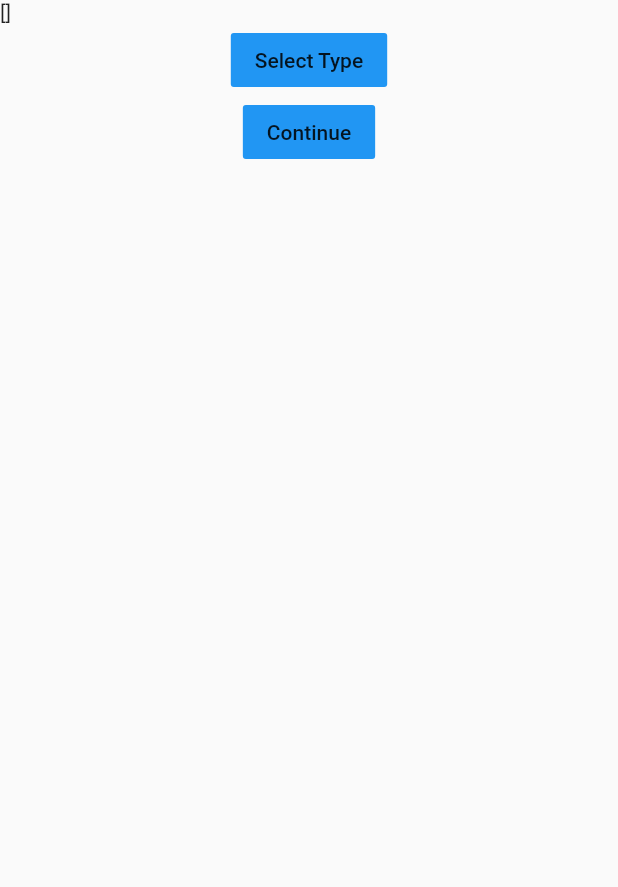
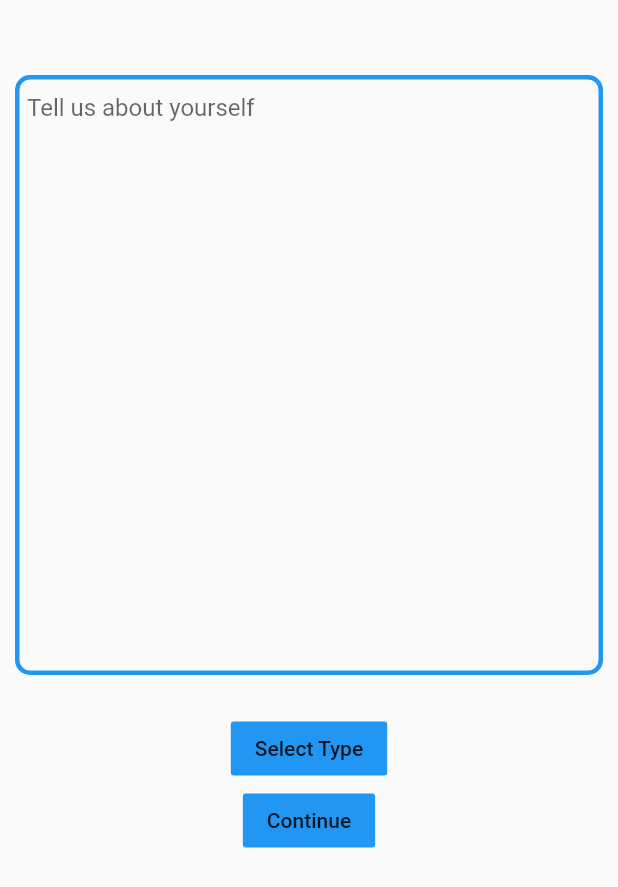
Before and after one commit to YuanSamuel/fitness_marketplace, a Flutter app: the TrainerRegister screen opened directly, on a phone screen of 412 x 824 dp. Shown: the top 887 px of the screen. Run offline on Flutter 3.47's test engine with Material 2 defaults, Android fonts, the phone set to English and light mode, and no system bars; our stand-ins replace cloud_firestore, firebase_auth, firebase_storage, image_picker, permission_handler, simple_animations and 4 more; missing offline and left inert: agora_rtc_engine, sa_multi_tween, select_dialog, square_in_app_payments; accounts and stored records are empty.

```diff
--- a/lib/main.dart
+++ b/lib/main.dart
@@ -1,4 +1,5 @@
 import 'package:fitnessmarketplace/pages/trainer_home_screen.dart';
+import 'package:fitnessmarketplace/pages/trainer_register.dart';
 import 'package:fitnessmarketplace/pages/user_marketplace_screen.dart';
 import 'package:flutter/material.dart';
 import 'package:fitnessmarketplace/pages/register_page.dart';
@@ -23,7 +24,7 @@ class MyApp extends StatelessWidget {
         visualDensity: VisualDensity.adaptivePlatformDensity,
       ),
       debugShowCheckedModeBanner: false,
-      home: MarketplaceScreen(),
+      home: TrainerRegister(),
     );
   }
 }
--- a/lib/pages/trainer_register.dart
+++ b/lib/pages/trainer_register.dart
@@ -13,17 +13,79 @@ class TrainerRegister extends StatefulWidget {
 
 class _TrainerRegisterState extends State<TrainerRegister> {
 
+  TypeOfExercise(String type){
+    return Container(
+      height: 10,
+      decoration: BoxDecoration(
+        borderRadius: BorderRadius.all(Radius.circular(5)),
+        color: Colors.blueAccent
+      ),
+      child: Padding(
+        padding: EdgeInsets.all(3),
+        child: Text(type,
+          style: TextStyle(
+              color: Colors.white
+          ),
+        ),
+      ),
+    );
+  }
+
+  TextEditingController _desc = new TextEditingController();
   List<String> _type = new List<String>();
 
   @override
   Widget build(BuildContext context) {
     return Scaffold(
-      body: Container(
+      body: ListView(
+        children: [
+          Container(
             child: Column(
               children: [
                 SizedBox(
-              width: MediaQuery.of(context).size.width,
-              child: Text(_type.toString()),
+                  height: 50,
+                ),
+                SizedBox(
+                  child: Container(
+                    child: Padding(
+                      padding: EdgeInsets.all(5),
+                      child: ListView(
+                        children: [
+                          TextField(
+                            decoration: InputDecoration(
+                                contentPadding: EdgeInsets.only(top: -20),
+                                hintText: 'Tell us about yourself',
+                                border: InputBorder.none
+                            ),
+                            keyboardType: TextInputType.multiline,
+                            maxLines: null,
+                          ),
+                        ],
+                        scrollDirection: Axis.vertical,
+                      ),
+                    ),
+                    decoration: BoxDecoration(
+                      border: Border.all(
+                        width: 3,
+                        color: Colors.blue,
+                      ),
+                      borderRadius: BorderRadius.all(Radius.circular(10)),
+                    ),
+                  ),
+                  width: MediaQuery.of(context).size.width-20,
+                  height: 400,
+                ),
+                SizedBox(
+                  height: 10,
+                ),
+                Container(
+                  height: 15,
+                  child: Row(
+                    children: [
+                      for(int i=0;i<_type.length;i++)
+                        TypeOfExercise(_type[i]),
+                    ],
+                  ),
                 ),
                 FlatButton(
                   color: Colors.blue,
@@ -69,6 +131,9 @@ class _TrainerRegisterState extends State<TrainerRegister> {
               ],
             ),
           ),
+        ],
+        scrollDirection: Axis.vertical,
+      ),
     );
   }
 }
--- a/pubspec.yaml
+++ b/pubspec.yaml
@@ -30,6 +30,7 @@ dependencies:
   square_in_app_payments:
   select_dialog:
   firebase:
+  simple_animations:
   toggle_switch: "^0.1.4"
   flutter:
     sdk: flutter
```
Also changed, not shown: lib/pages/trainer_setup.dart (deleted), pubspec.lock. Lines whose indentation alone changed are shown as unchanged.
